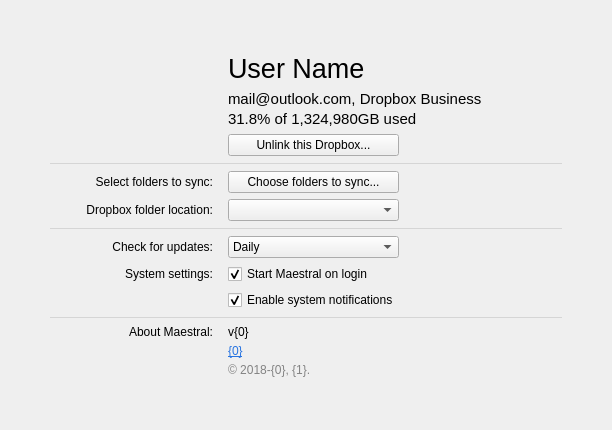
Old version of the form maestral/gui/resources/settings_window.ui in the repository samschott/maestral.
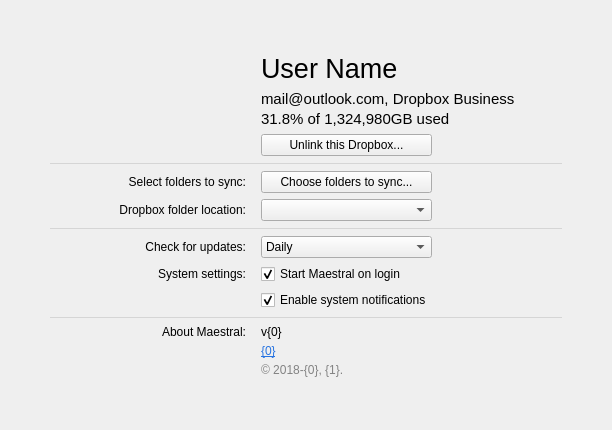
New version of the form.

Commit message: adjusted grid ratios

```diff
--- a/maestral/gui/resources/settings_window.ui
+++ b/maestral/gui/resources/settings_window.ui
@@ -52,7 +52,7 @@
     </spacer>
    </item>
    <item>
-    <layout class="QGridLayout" name="gridLayoutMain" columnstretch="1,0,0,1,1">
+    <layout class="QGridLayout" name="gridLayoutMain" columnstretch="3,0,0,2,2">
      <property name="horizontalSpacing">
       <number>0</number>
      </property>
```
